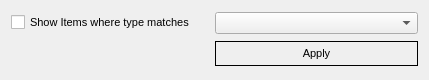
pjrinaldi/wombatforensics, file filetypefilter.ui: the form before one commit.
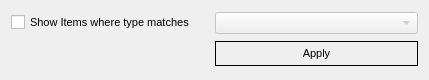
The form after the commit.

Commit message: fixed the file category and file type filters.

Patch:
```diff
--- a/filetypefilter.ui
+++ b/filetypefilter.ui
@@ -53,6 +53,9 @@
    </item>
    <item row="0" column="1">
     <widget class="QComboBox" name="typecomboBox">
+     <property name="enabled">
+      <bool>false</bool>
+     </property>
      <property name="insertPolicy">
       <enum>QComboBox::NoInsert</enum>
      </property>
```
The commit also changes 2 other files.
